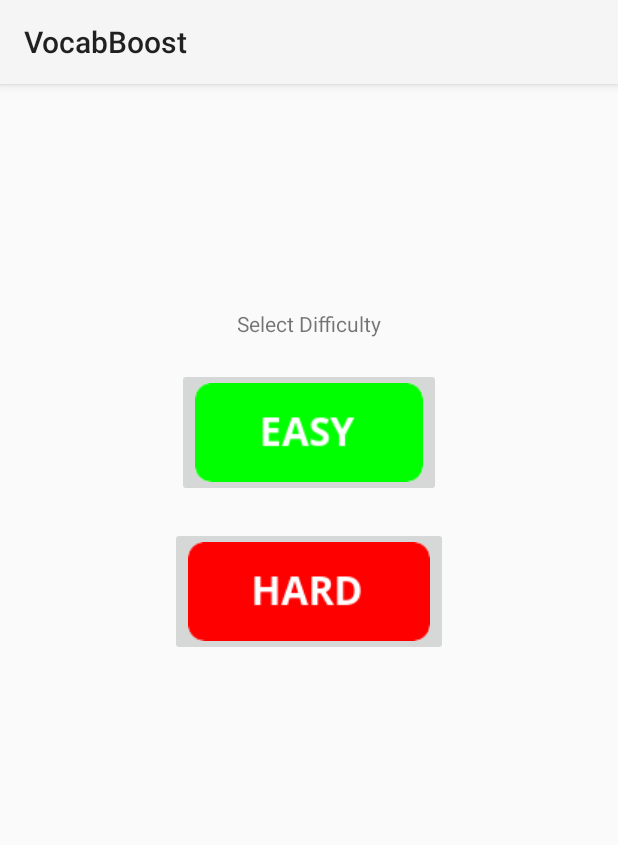
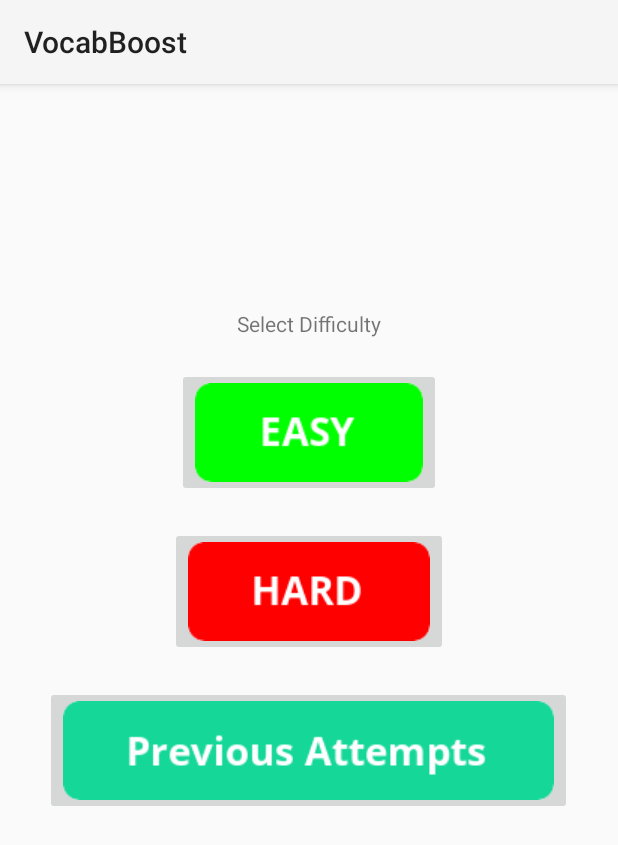
Before and after one commit to AloeVeraCanCode/VocabBoost, an Android app: the fragment WordleFragment shown on its own in the app's theme, on a phone screen of 412 x 824 dp. Shown: the top 845 px of the screen. Run offline under Robolectric (Android 15) with nearby library versions, the phone set to English and light mode, and no system bars; our stand-ins replace Volley.

Commit message:
Corrected Working of backspace in wordle

```diff
--- a/app/src/main/java/com/example/vocabboost/ExpandWordFragment.java
+++ b/app/src/main/java/com/example/vocabboost/ExpandWordFragment.java
@@ -74,7 +74,6 @@ public class ExpandWordFragment extends Fragment implements View.OnClickListener
         Log.d("!!Second:","On");
         return(layout);
     }
-
     @Override
     public void onClick(View v) {
         Log.d("!!Second:","Click0");
--- a/app/src/main/java/com/example/vocabboost/ResultCursorAdapter.java
+++ b/app/src/main/java/com/example/vocabboost/ResultCursorAdapter.java
@@ -18,7 +18,9 @@ public class ResultCursorAdapter  extends CursorAdapter {
     // you don't bind any data to the view at this point.
     @Override
     public View newView(Context context, Cursor cursor, ViewGroup parent) {
-        return LayoutInflater.from(context).inflate(R.layout.list_result, parent, false);
+        View layout=LayoutInflater.from(context).inflate(R.layout.list_result, parent, false);
+
+        return(layout);
     }
     // The bindView method is used to bind all data to a given view
     // such as setting the text on a TextView.
--- a/app/src/main/java/com/example/vocabboost/WordleActivity.java
+++ b/app/src/main/java/com/example/vocabboost/WordleActivity.java
@@ -124,7 +124,7 @@ public class WordleActivity extends Activity  implements View.OnClickListener{
         else if(cur.equals("<BackSpace"))
         {
             if(col==0){return;}
-            else{ text[row][--col].setText("");trial.substring(0,trial.length()-1);}
+            else{ text[row][--col].setText("");trial=trial.substring(0,trial.length()-1);}
         }
         else
         {
@@ -142,6 +142,8 @@ public class WordleActivity extends Activity  implements View.OnClickListener{
     }
     @SuppressLint("ResourceAsColor")
     public void check(){
+        Log.d("12th",actualWord);
+        Log.d("12th",trial);
         int j,matched=0;
         for(j=0;j<l;j++)
         {
--- a/app/src/main/java/com/example/vocabboost/WordleFragment.java
+++ b/app/src/main/java/com/example/vocabboost/WordleFragment.java
@@ -28,7 +28,7 @@ import java.util.Random;
 public class WordleFragment extends Fragment implements View.OnClickListener{
 
     public Context context;
-    public ImageButton hard,easy;
+    public ImageButton hard,easy,history;
     public  View layout;
     public String randomWord;
     public int key;
@@ -44,8 +44,10 @@ public class WordleFragment extends Fragment implements View.OnClickListener{
         layout= inflater.inflate(R.layout.fragment_wordle, container, false);
         hard=(ImageButton)layout.findViewById(R.id.wordle_hard);
         easy=(ImageButton)layout.findViewById(R.id.wordle_easy);
+        history=(ImageButton)layout.findViewById(R.id.wordle_history);
         hard.setOnClickListener(this);
         easy.setOnClickListener(this);
+        history.setOnClickListener(this);
         return(layout);
     }
 
@@ -59,13 +61,17 @@ public class WordleFragment extends Fragment implements View.OnClickListener{
             callAPIAndStartActivity();
             Log.d("ninth",word);
         }
-        else{
+        else if(v.getId()==R.id.wordle_easy){
             try{
             QuizObject q=new QuizObject(1,context);
             startWordleActivity(q.question[0].get(q.answerNo[0].get(0)+1));}
             catch(Exception e){
                 Toast.makeText(context,"Something went wrong :(",Toast.LENGTH_SHORT).show();
             }
+        }
+        else
+        {
+
         }
 
     }
--- a/app/src/main/res/layout/fragment_wordle.xml
+++ b/app/src/main/res/layout/fragment_wordle.xml
@@ -27,4 +27,13 @@
         android:layout_marginTop="20dp"
         android:layout_centerHorizontal="true"
         />
+    <ImageButton
+        android:id="@+id/wordle_history"
+        android:layout_width="wrap_content"
+        android:layout_height="wrap_content"
+        android:src="@drawable/button_previous_attempts"
+        android:layout_below="@+id/wordle_hard"
+        android:layout_marginTop="20dp"
+        android:layout_centerHorizontal="true"
+        />
 </RelativeLayout>
```
Also changed, not shown: app/src/main/res/layout/list_result.xml (+12 -1 lines), app/src/main/res/drawable-v24/button_previous_attempts.png (added).
